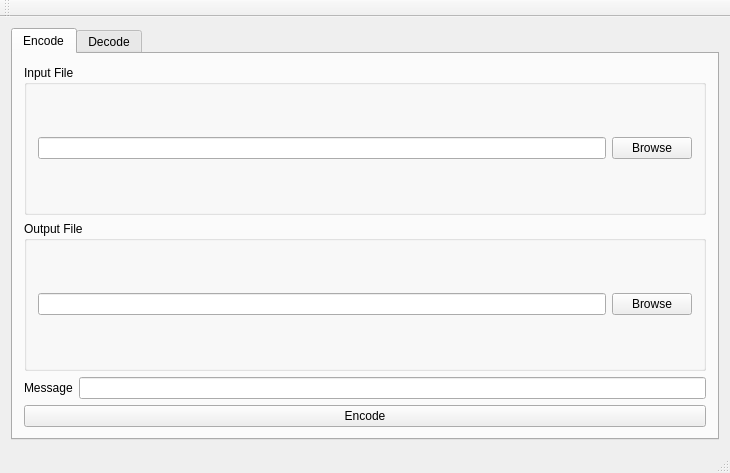
Old version of the form mainwindow.ui in the repository anantashahane/StealthAudio.
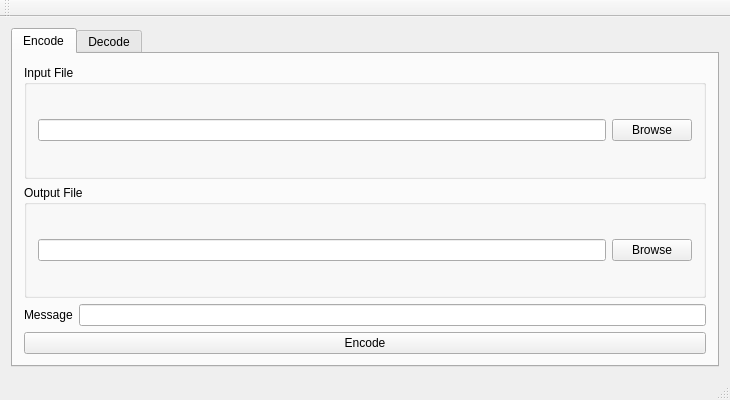
New version of the form. The open tabs and pages were chosen to show the change.

What changed in the file:
```diff
--- a/mainwindow.ui
+++ b/mainwindow.ui
@@ -7,7 +7,7 @@
     <x>0</x>
     <y>0</y>
     <width>730</width>
-    <height>473</height>
+    <height>400</height>
    </rect>
   </property>
   <property name="minimumSize">
@@ -16,6 +16,12 @@
     <height>399</height>
    </size>
   </property>
+  <property name="maximumSize">
+   <size>
+    <width>16777215</width>
+    <height>400</height>
+   </size>
+  </property>
   <property name="windowTitle">
    <string>StealthAudio</string>
   </property>
@@ -23,6 +29,12 @@
    <layout class="QHBoxLayout" name="horizontalLayout_6">
     <item>
      <widget class="QTabWidget" name="tabWidget">
+      <property name="maximumSize">
+       <size>
+        <width>16777215</width>
+        <height>350</height>
+       </size>
+      </property>
       <property name="currentIndex">
        <number>1</number>
       </property>
```
Left out of the diff: 2 changed lines with no effect on the pictures.
